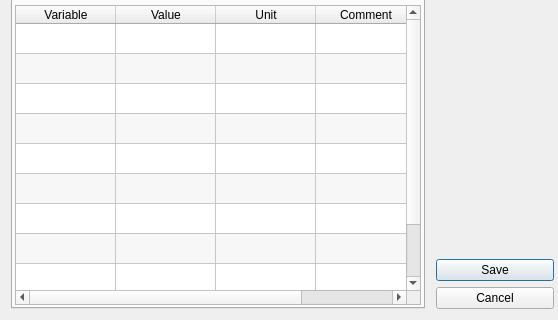
Before: the Qt Designer form FalconCalcQt/VariablesFunctionsDialog.ui in solyoma/FalconCalc, drawn with Qt 5; both pictures show x 0 to 558 and y 380 to 700 of the 558 by 700 pixel window.
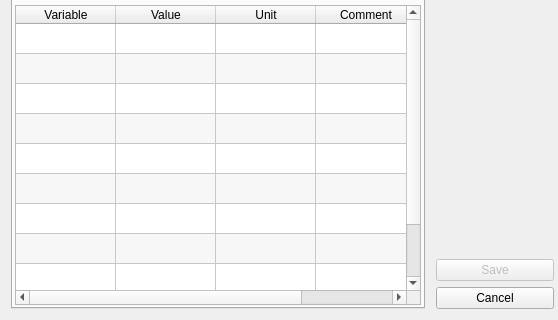
After: the same form once the commit is applied. The open tabs and pages were chosen to show the change. Icons and pictures are not drawn.

```diff
--- a/FalconCalcQt/VariablesFunctionsDialog.ui
+++ b/FalconCalcQt/VariablesFunctionsDialog.ui
@@ -532,6 +532,9 @@
         </item>
         <item>
          <widget class="QPushButton" name="btnSave">
+          <property name="enabled">
+           <bool>false</bool>
+          </property>
           <property name="sizePolicy">
            <sizepolicy hsizetype="Minimum" vsizetype="Fixed">
             <horstretch>0</horstretch>
```
Left out of the diff: 8 changed lines with no effect on the pictures.
